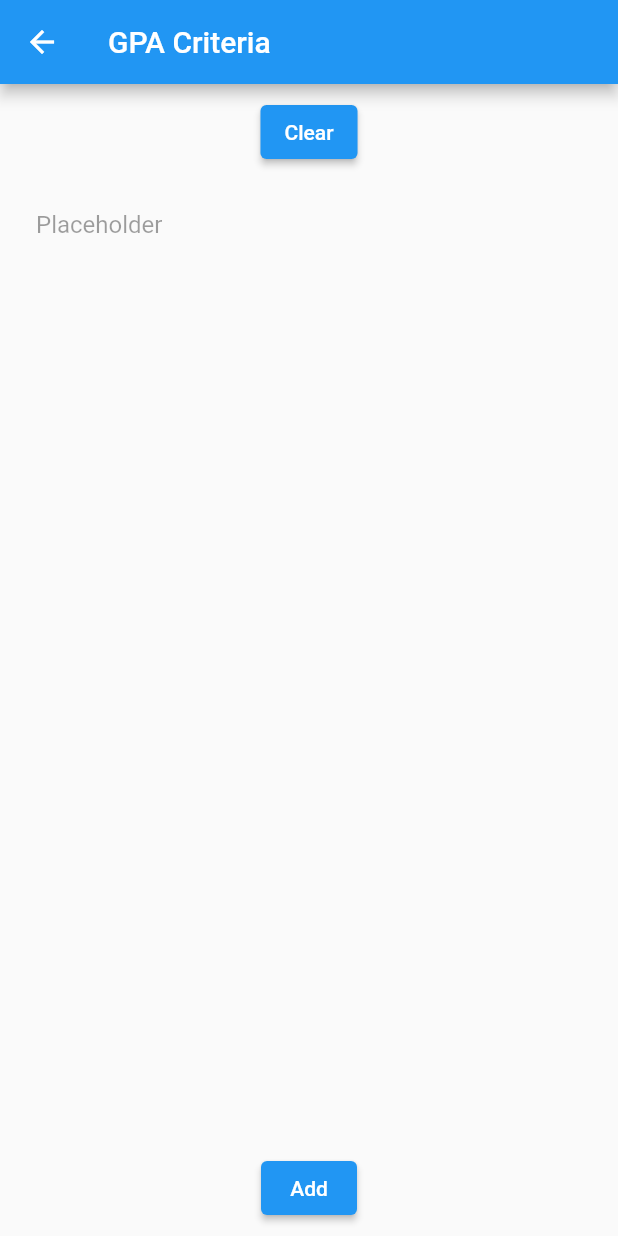
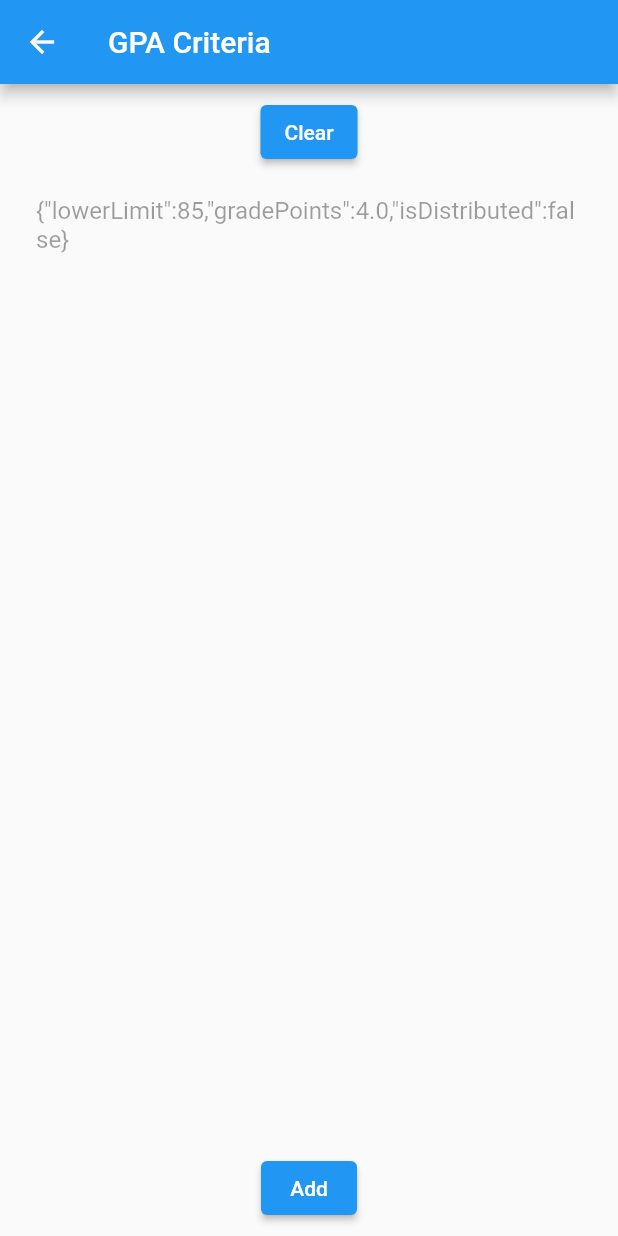
Before and after one commit to NaumanSh1011/gpa_calculator_flutter, a Flutter app: the Criteria screen opened by its route, after a tap on "Add", on a phone screen of 412 x 824 dp. Run offline on Flutter 3.47's test engine with Material 2 defaults, Android fonts, the phone set to English and light mode, and no system bars; our stand-ins replace toast.

Commit message:
Testing CriteriaUnit with criteria page

```diff
--- a/lib/Pages/criteria.dart
+++ b/lib/Pages/criteria.dart
@@ -1,4 +1,6 @@
 import 'package:flutter/material.dart';
+import 'package:gpa_calculator/Classes/criteria_unit.dart';
+import 'dart:convert';
 
 class Criteria extends StatefulWidget {
   const Criteria({Key? key}) : super(key: key);
@@ -8,7 +10,8 @@ class Criteria extends StatefulWidget {
 }
 
 class _CriteriaState extends State<Criteria> {
-  int count = 0;
+  List<CriteriaUnit> criteria = [];
+
   @override
   Widget build(BuildContext context) {
     return Scaffold(
@@ -22,7 +25,7 @@ class _CriteriaState extends State<Criteria> {
             ElevatedButton(
               onPressed: () {
                 setState(() {
-                  count = 0;
+                  criteria = [];
                 });
               },
               child: const Text('Clear'),
@@ -30,12 +33,12 @@ class _CriteriaState extends State<Criteria> {
             const SizedBox(height: 10),
             Expanded(
               child: ListView.builder(
-                itemCount: count,
+                itemCount: criteria.length,
                 itemBuilder: (context, index) {
                   return ListTile(
                     enabled: false,
                     onTap: () {},
-                    title: const Text('Placeholder'),
+                    title: Text(jsonEncode(criteria[index].toJson())),
                   );
                 },
               ),
@@ -43,7 +46,12 @@ class _CriteriaState extends State<Criteria> {
             ElevatedButton(
               onPressed: () {
                 setState(() {
-                  count++;
+                  if(criteria.isEmpty) {
+                    criteria.add(CriteriaUnit(lowerLimit: 85, gradePoints: 4.0, isDistributed: false));
+                  }
+                  else if(criteria.length == 1){
+                    criteria.add(CriteriaUnit(lowerLimit: 80, gradePoints: 3.7, isDistributed: false));
+                  }
                 });
               },
               child: const Text('Add'),
```
